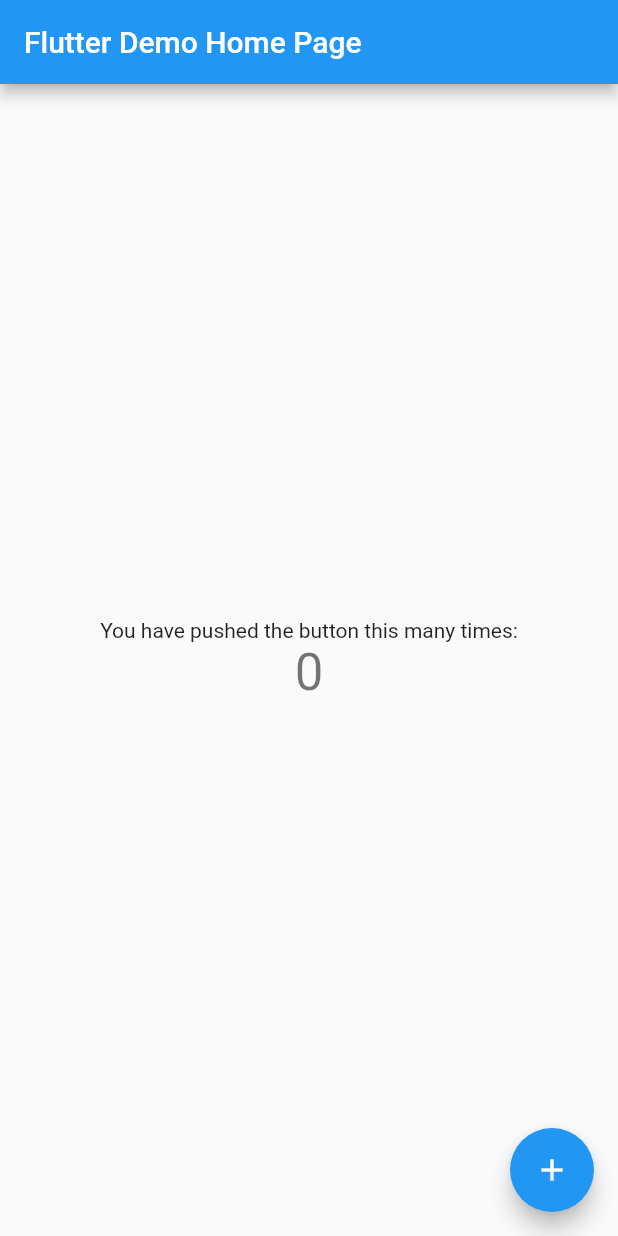
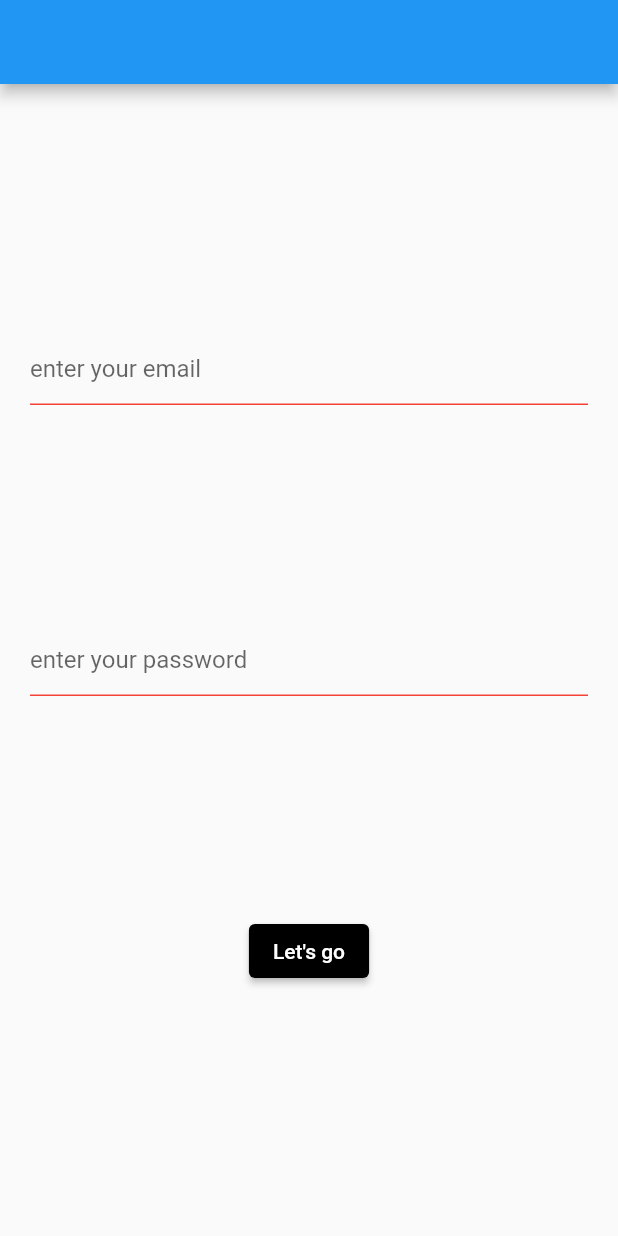
Before and after one commit to AhmedMohammedSoliman/git_test, a Flutter app: the screen it shows after launch, on a phone screen of 412 x 824 dp. Run offline on Flutter 3.47's test engine with Material 2 defaults, Android fonts, the phone set to English and light mode, and no system bars.

Commit message:
finished home screen

```diff
--- /dev/null
+++ b/lib/home/home_screen.dart
@@ -0,0 +1,43 @@
+import 'package:flutter/material.dart';
+
+class HomeScreen extends StatelessWidget{
+
+  static const String routeName = "home";
+  @override
+  Widget build(BuildContext context) {
+    return Scaffold(
+      appBar: AppBar(
+      ),
+      body: Container(
+        padding: EdgeInsets.all(20),
+        child: Column(
+          mainAxisAlignment: MainAxisAlignment.spaceEvenly,
+          children: [
+            TextFormField(
+              decoration: InputDecoration(
+                  hintText: "enter your email" ,
+                  enabledBorder: UnderlineInputBorder(
+                      borderSide: BorderSide(color: Colors.red)
+                  )
+              ),
+            ) ,
+            TextFormField(
+              decoration: InputDecoration(
+                  hintText: "enter your password" ,
+                  enabledBorder: UnderlineInputBorder(
+                      borderSide: BorderSide(color: Colors.red)
+                  )
+              ),
+            ) ,
+            ElevatedButton(
+              onPressed: (){
+              },
+              child: Text("Let's go") ,
+              style: ElevatedButton.styleFrom(primary: Colors.black)
+              ,) ,
+          ],
+        ),
+      ),
+    );
+  }
+}
--- a/lib/main.dart
+++ b/lib/main.dart
@@ -1,4 +1,6 @@
 import 'package:flutter/material.dart';
+
+import 'home/home_screen.dart';
 
 void main() {
   runApp(const MyApp());
@@ -7,109 +9,13 @@ void main() {
 class MyApp extends StatelessWidget {
   const MyApp({Key? key}) : super(key: key);
 
-  // This widget is the root of your application.
   @override
   Widget build(BuildContext context) {
     return MaterialApp(
-      title: 'Flutter Demo',
-      theme: ThemeData(
-        // This is the theme of your application.
-        //
-        // Try running your application with "flutter run". You'll see the
-        // application has a blue toolbar. Then, without quitting the app, try
-        // changing the primarySwatch below to Colors.green and then invoke
-        // "hot reload" (press "r" in the console where you ran "flutter run",
-        // or simply save your changes to "hot reload" in a Flutter IDE).
-        // Notice that the counter didn't reset back to zero; the application
-        // is not restarted.
-        primarySwatch: Colors.blue,
-      ),
-      home: const MyHomePage(title: 'Flutter Demo Home Page'),
+      initialRoute: HomeScreen.routeName,
+      routes: {
+        HomeScreen.routeName : (context) => HomeScreen() ,
+      },
     );
   }
 }
-
-class MyHomePage extends StatefulWidget {
-  const MyHomePage({Key? key, required this.title}) : super(key: key);
-
-  // This widget is the home page of your application. It is stateful, meaning
-  // that it has a State object (defined below) that contains fields that affect
-  // how it looks.
-
-  // This class is the configuration for the state. It holds the values (in this
-  // case the title) provided by the parent (in this case the App widget) and
-  // used by the build method of the State. Fields in a Widget subclass are
-  // always marked "final".
-
-  final String title;
-
-  @override
-  State<MyHomePage> createState() => _MyHomePageState();
-}
-
-class _MyHomePageState extends State<MyHomePage> {
-  int _counter = 0;
-
-  void _incrementCounter() {
-    setState(() {
-      // This call to setState tells the Flutter framework that something has
-      // changed in this State, which causes it to rerun the build method below
-      // so that the display can reflect the updated values. If we changed
-      // _counter without calling setState(), then the build method would not be
-      // called again, and so nothing would appear to happen.
-      _counter++;
-    });
-  }
-
-  @override
-  Widget build(BuildContext context) {
-    // This method is rerun every time setState is called, for instance as done
-    // by the _incrementCounter method above.
-    //
-    // The Flutter framework has been optimized to make rerunning build methods
-    // fast, so that you can just rebuild anything that needs updating rather
-    // than having to individually change instances of widgets.
-    return Scaffold(
-      appBar: AppBar(
-        // Here we take the value from the MyHomePage object that was created by
-        // the App.build method, and use it to set our appbar title.
-        title: Text(widget.title),
-      ),
-      body: Center(
-        // Center is a layout widget. It takes a single child and positions it
-        // in the middle of the parent.
-        child: Column(
-          // Column is also a layout widget. It takes a list of children and
-          // arranges them vertically. By default, it sizes itself to fit its
-          // children horizontally, and tries to be as tall as its parent.
-          //
-          // Invoke "debug painting" (press "p" in the console, choose the
-          // "Toggle Debug Paint" action from the Flutter Inspector in Android
-          // Studio, or the "Toggle Debug Paint" command in Visual Studio Code)
-          // to see the wireframe for each widget.
-          //
-          // Column has various properties to control how it sizes itself and
-          // how it positions its children. Here we use mainAxisAlignment to
-          // center the children vertically; the main axis here is the vertical
-          // axis because Columns are vertical (the cross axis would be
-          // horizontal).
-          mainAxisAlignment: MainAxisAlignment.center,
-          children: <Widget>[
-            const Text(
-              'You have pushed the button this many times:',
-            ),
-            Text(
-              '$_counter',
-              style: Theme.of(context).textTheme.headline4,
-            ),
-          ],
-        ),
-      ),
-      floatingActionButton: FloatingActionButton(
-        onPressed: _incrementCounter,
-        tooltip: 'Increment',
-        child: const Icon(Icons.add),
-      ), // This trailing comma makes auto-formatting nicer for build methods.
-    );
-  }
-}
```
